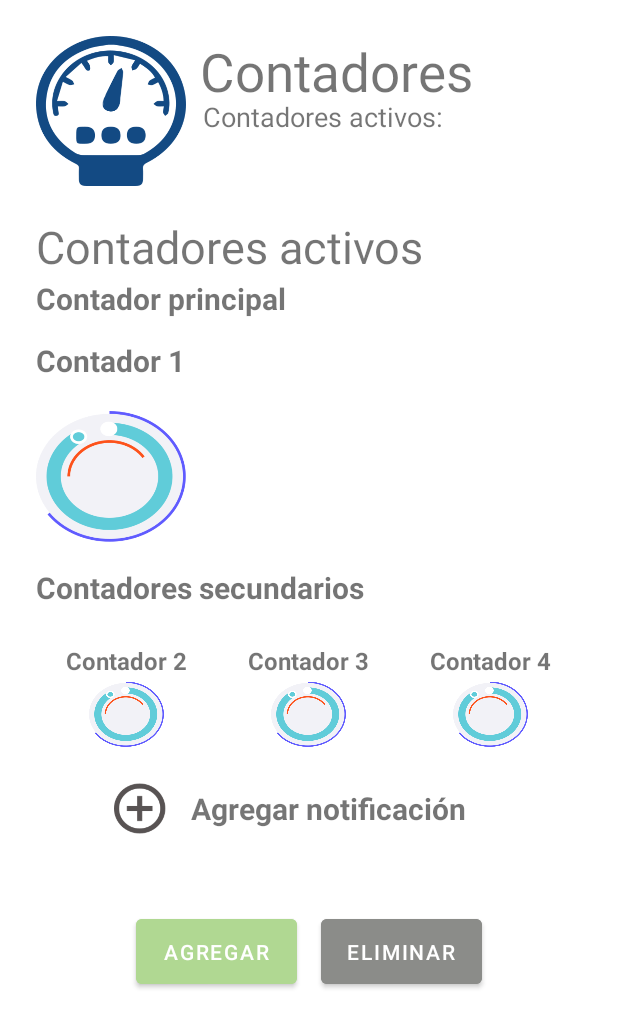
After one commit to fernandorosero6/Android_Ahorra_Mas, an Android app built with Jetpack Compose: the layout activity_contador.xml on its own in the app's theme, with its tools: preview values and no code run, on a phone screen of 412 x 824 dp. The commit adds this screen. Shown: the top 1028 px of the screen. Run offline under Robolectric (Android 15) with nearby library versions, the phone set to English and light mode, and no system bars.

Commit message:
Contador principal-agregar contador (modificar)

```diff
--- a/app/build.gradle.kts
+++ b/app/build.gradle.kts
@@ -28,6 +28,10 @@ android {
                 "proguard-rules.pro"
             )
         }
+    }
+
+    buildFeatures {
+        viewBinding=true
     }
     compileOptions {
         sourceCompatibility = JavaVersion.VERSION_1_8
@@ -66,6 +70,7 @@ dependencies {
     implementation(libs.material)
     implementation(libs.androidx.activity)
     implementation(libs.androidx.constraintlayout)
+
     testImplementation(libs.junit)
     androidTestImplementation(libs.androidx.junit)
     androidTestImplementation(libs.androidx.espresso.core)
--- /dev/null
+++ b/app/src/main/java/com/example/ahorra/AgregarActivity.kt
@@ -0,0 +1,4 @@
+package com.example.ahorra
+
+class AgregarActivity {
+}
--- /dev/null
+++ b/app/src/main/java/com/example/ahorra/HistorialActivity.kt
@@ -0,0 +1,4 @@
+package com.example.ahorra
+
+class HistorialActivity {
+}
--- /dev/null
+++ b/app/src/main/res/layout/activity_contador.xml
@@ -0,0 +1,262 @@
+<?xml version="1.0" encoding="utf-8"?>
+<LinearLayout xmlns:android="http://schemas.android.com/apk/res/android"
+    xmlns:app="http://schemas.android.com/apk/res-auto"
+    xmlns:tools="http://schemas.android.com/tools"
+    android:id="@+id/contador"
+    android:layout_width="match_parent"
+    android:layout_height="match_parent"
+    android:orientation="vertical"
+    android:layout_margin="24dp"
+    tools:context=".ContadorActivity">
+
+
+    <LinearLayout
+        android:layout_width="match_parent"
+        android:layout_height="wrap_content"
+        android:orientation="horizontal">
+
+        <ImageView
+            android:id="@+id/imageView"
+            android:layout_width="100dp"
+            android:layout_height="100dp"
+            android:src="@drawable/contador1" />
+
+        <LinearLayout
+            android:layout_width="207dp"
+            android:layout_height="wrap_content"
+            android:orientation="vertical">
+
+            <TextView
+                android:layout_width="198dp"
+                android:layout_height="41dp"
+                android:layout_gravity="right"
+                android:text="Contadores"
+                android:textSize="35sp"
+                android:textStyle="normal"
+                app:layout_constraintBottom_toBottomOf="parent"
+                app:layout_constraintEnd_toEndOf="parent"
+                app:layout_constraintStart_toStartOf="parent"
+                app:layout_constraintTop_toTopOf="parent" />
+
+            <TextView
+                android:layout_width="196dp"
+                android:layout_height="41dp"
+                android:layout_gravity="right"
+                android:text="Contadores activos: "
+                android:textSize="18sp"
+                android:textStyle="normal"
+                app:layout_constraintBottom_toBottomOf="parent"
+                app:layout_constraintEnd_toEndOf="parent"
+                app:layout_constraintStart_toStartOf="parent"
+                app:layout_constraintTop_toTopOf="parent" />
+
+        </LinearLayout>
+    </LinearLayout>
+
+    <TextView
+        android:layout_width="293dp"
+        android:layout_height="41dp"
+        android:layout_marginTop="20dp"
+        android:layout_gravity="left"
+        android:text="Contadores activos"
+        android:textSize="30sp"
+        android:textStyle="normal"
+        app:layout_constraintBottom_toBottomOf="parent"
+        app:layout_constraintEnd_toEndOf="parent"
+        app:layout_constraintStart_toStartOf="parent"
+        app:layout_constraintTop_toTopOf="parent" />
+
+    <TextView
+        android:layout_width="293dp"
+        android:layout_height="41dp"
+        android:layout_gravity="left"
+        android:text="Contador principal"
+        android:textSize="20sp"
+        android:textStyle="bold"
+        app:layout_constraintBottom_toBottomOf="parent"
+        app:layout_constraintEnd_toEndOf="parent"
+        app:layout_constraintStart_toStartOf="parent"
+        app:layout_constraintTop_toTopOf="parent" />
+
+
+    <TextView
+        android:layout_width="116dp"
+        android:layout_height="41dp"
+        android:layout_gravity="left"
+        android:text="Contador 1"
+        android:textSize="20sp"
+        android:textStyle="bold"
+        app:layout_constraintBottom_toBottomOf="parent"
+        app:layout_constraintEnd_toEndOf="parent"
+        app:layout_constraintStart_toStartOf="parent"
+        app:layout_constraintTop_toTopOf="parent" />
+
+    <LinearLayout
+        android:layout_width="match_parent"
+        android:layout_height="wrap_content"
+        android:orientation="horizontal"
+        >
+
+        <ImageView
+            android:layout_width="100dp"
+            android:layout_height="100dp"
+            android:src="@drawable/contador"
+            />
+
+
+
+    </LinearLayout>
+    <TextView
+        android:layout_width="293dp"
+        android:layout_height="41dp"
+        android:layout_gravity="left"
+        android:layout_marginTop="10dp"
+        android:text="Contadores secundarios"
+        android:textSize="20sp"
+        android:textStyle="bold"
+        app:layout_constraintBottom_toBottomOf="parent"
+        app:layout_constraintEnd_toEndOf="parent"
+        app:layout_constraintStart_toStartOf="parent"
+        app:layout_constraintTop_toTopOf="parent" />
+
+
+
+
+    <LinearLayout
+        android:layout_width="match_parent"
+        android:layout_height="wrap_content"
+        android:orientation="horizontal"
+        android:layout_marginTop="10dp">
+
+        <LinearLayout
+            android:layout_width="0dp"
+            android:layout_height="wrap_content"
+            android:layout_weight="1"
+            android:orientation="vertical">
+
+
+            <TextView
+                android:layout_width="wrap_content"
+                android:layout_height="wrap_content"
+                android:text="Contador 2"
+                android:textSize="16sp"
+                android:textStyle="bold"
+                android:layout_gravity="center"/>
+
+            <ImageView
+                android:layout_width="50dp"
+                android:layout_height="50dp"
+                android:src="@drawable/contador"
+                android:layout_gravity="center"/>
+
+
+
+        </LinearLayout>
+
+        <LinearLayout
+            android:layout_width="0dp"
+            android:layout_height="wrap_content"
+            android:layout_weight="1"
+            android:orientation="vertical">
+
+            <TextView
+                android:layout_width="wrap_content"
+                android:layout_height="wrap_content"
+                android:text="Contador 3"
+                android:textSize="16sp"
+                android:textStyle="bold"
+                android:layout_gravity="center"/>
+
+            <ImageView
+                android:layout_width="50dp"
+                android:layout_height="50dp"
+                android:src="@drawable/contador"
+                android:layout_gravity="center"/>
+
+
+        </LinearLayout>
+
+        <LinearLayout
+            android:layout_width="0dp"
+            android:layout_height="wrap_content"
+            android:layout_weight="1"
+            android:orientation="vertical">
+
+            <TextView
+                android:layout_width="wrap_content"
+                android:layout_height="wrap_content"
+                android:text="Contador 4"
+                android:textSize="16sp"
+                android:textStyle="bold"
+                android:layout_gravity="center"/>
+
+            <ImageView
+                android:layout_width="50dp"
+                android:layout_height="50dp"
+                android:layout_gravity="center"
+                android:src="@drawable/contador" />
+
+
+        </LinearLayout>
+
+    </LinearLayout>
+
+    <LinearLayout
+        android:layout_width="259dp"
+        android:layout_height="wrap_content"
+        android:layout_gravity="center"
+        android:orientation="horizontal"
+        android:layout_marginTop="20dp">
+
+        <ImageView
+            android:layout_width="35dp"
+            android:layout_height="35dp"
+            android:src="@drawable/agregarnoti" />
+        <Space
+            android:layout_width="16dp"
+            android:layout_height="wrap_content" />
+
+        <TextView
+            android:layout_width="wrap_content"
+            android:layout_height="wrap_content"
+            android:layout_gravity="center"
+            android:text="Agregar notificación"
+            android:textSize="20sp"
+            android:textStyle="bold" />
+    </LinearLayout>
+
+    <LinearLayout
+        android:layout_width="match_parent"
+        android:layout_height="wrap_content"
+        android:layout_marginTop="50dp"
+        android:gravity="center"
+        android:orientation="horizontal">
+
+        <Button
+            android:id="@+id/btnAdd"
+            android:layout_width="107dp"
+            android:layout_height="55dp"
+            android:backgroundTint="@color/ButtonAccion_Color"
+            android:backgroundn=""
+            android:text="Agregar"
+            android:textColor="#FFFFFF"
+
+            />
+
+        <Space
+            android:layout_width="16dp"
+            android:layout_height="wrap_content" />
+
+        <Button
+            android:id="@+id/btnDelete"
+            android:layout_width="107dp"
+            android:layout_height="55dp"
+            android:backgroundTint="@color/ButtonAccion_Gris"
+            android:backgroundn=""
+            android:text="Eliminar"
+            android:textColor="#FFFFFF" />
+
+    </LinearLayout>
+
+
+</LinearLayout>
--- /dev/null
+++ b/app/src/main/res/layout/activity_historial.xml
@@ -0,0 +1,6 @@
+<?xml version="1.0" encoding="utf-8"?>
+<androidx.constraintlayout.widget.ConstraintLayout xmlns:android="http://schemas.android.com/apk/res/android"
+    android:layout_width="match_parent"
+    android:layout_height="match_parent">
+
+</androidx.constraintlayout.widget.ConstraintLayout>
--- a/app/src/main/res/values/colors.xml
+++ b/app/src/main/res/values/colors.xml
@@ -5,6 +5,14 @@
     <color name="purple_700">#FF3700B3</color>
     <color name="teal_200">#FF03DAC5</color>
     <color name="teal_700">#FF018786</color>
-    <color name="black">#FF000000</color>
-    <color name="white">#FFFFFFFF</color>
+    <color name="black">#000000</color>
+    <color name="white">#FFFFFF</color>
+    <color name="ButtonAccion_Color">#B0D892</color> <!-- Verde claro Boton para llamado de accion -->
+    <color name="ButtonAccion_Gris">#8B8C89</color> <!-- Verde claro Boton para llamado de accion -->
+    <color name="AzulPetroleo">#6096BA</color> <!-- Botón azul -->
+
+    <color name="Text_Color">#585355</color> <!-- Color para texto en la app -->
+    <color name="Icon_Color">#134A83</color> <!-- Color para los iconos como daños -->
+    <color name="BackgroundText_Color">#E7ECEF</color> <!-- Fondo para la celdas de texto donde el usuario relle informacion -->
+
 </resources>
--- a/app/src/main/res/values/strings.xml
+++ b/app/src/main/res/values/strings.xml
@@ -1,3 +1,9 @@
 <resources>
     <string name="app_name">Ahorra+</string>
+    <string-array name="options_array">
+        <item>Opción 1</item>
+        <item>Opción 2</item>
+        <item>Opción 3</item>
+    </string-array>
+
 </resources>
```
Also changed, not shown: app/src/main/java/com/example/ahorra/ContadorActivity.kt (added, +20 -0 lines), app/src/main/res/layout/activity_agregar.xml (added, +191 -0 lines), app/src/main/res/drawable/agregarnoti.png (added), app/src/main/res/drawable/contador.png (added), app/src/main/res/drawable/contador1.png (added), app/src/main/res/drawable/logo.png.
